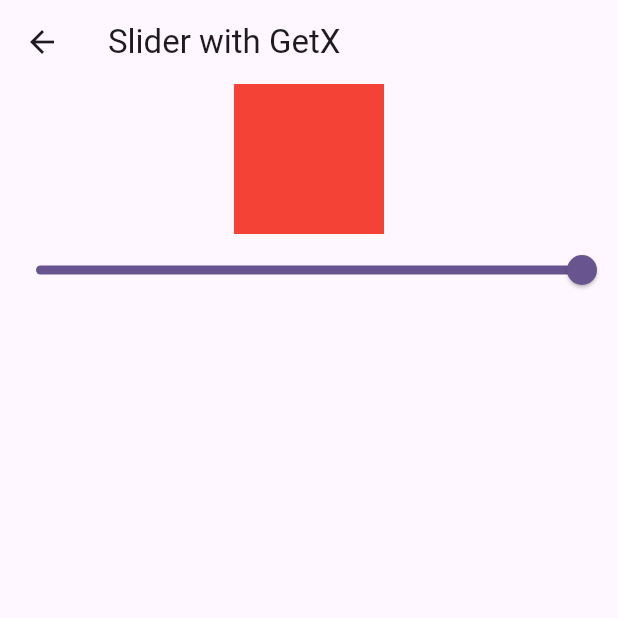
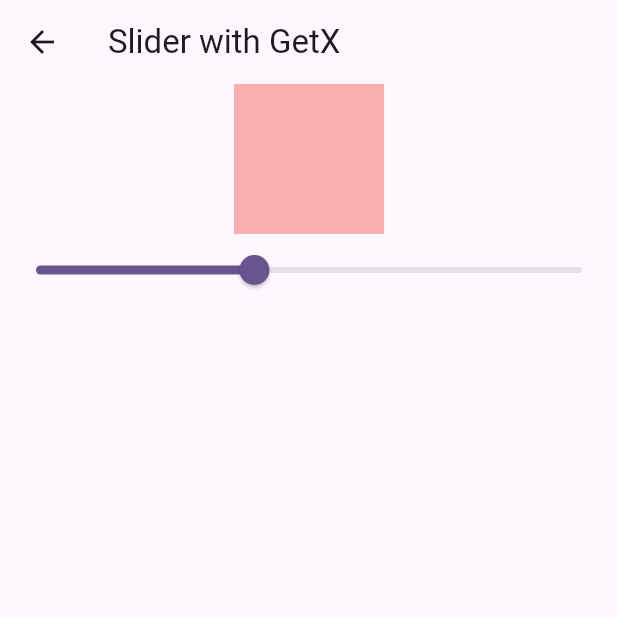
Before and after one commit to jowelhossain/Flutter_Getx, a Flutter app: the SliderTest screen opened directly, on a phone screen of 412 x 824 dp, the top half of it. Run offline on Flutter 3.47's test engine with Material 2 defaults, Android fonts, the light colour scheme and no system bars; our stand-ins replace get.

Commit message:
slider with getx

```diff
--- a/lib/screen/slider.dart
+++ b/lib/screen/slider.dart
@@ -1,4 +1,14 @@
 import 'package:flutter/material.dart';
+import 'package:get/get.dart';
+
+class SliderTestController extends GetxController{
+
+RxDouble opacity= 0.4.obs;
+
+setOpacity(double value){
+  opacity.value=value;
+}
+}
 
 class SliderTest extends StatefulWidget {
   const SliderTest({super.key});
@@ -10,25 +20,25 @@ class SliderTest extends StatefulWidget {
 }
 
 class _SliderTestState extends State<SliderTest> {
+
+  SliderTestController sliderTestController=Get.put(SliderTestController());
   double opacity=1;
   @override
   Widget build(BuildContext context) {
     return Scaffold(
       appBar: AppBar(title: Text("Slider with GetX"),),
       body: Column(children: [
-        Container(
-          height: 100,
-          width: 100,
-          color: Colors.red.withOpacity(opacity)
+        Obx(()=>Container(
+            height: 100,
+            width: 100,
+            color: Colors.red.withOpacity(sliderTestController.opacity.value)
 
+          ),
         ),
-        Slider(value: opacity, onChanged: (value){
+        Obx(() =>Slider(value: sliderTestController.opacity.value, onChanged: (value){
 
-          opacity=value;
-          setState(() {
-
-          });
-        })
+        sliderTestController.setOpacity(value);
+        }))
 
       ],),
     );
```
